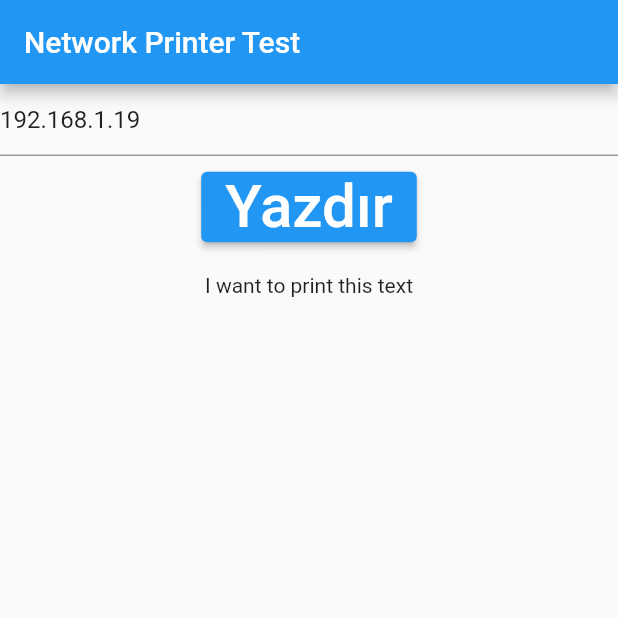
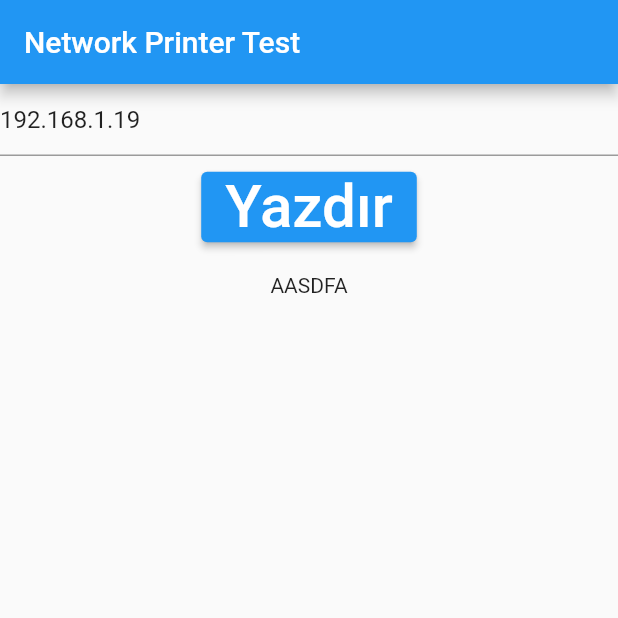
Before and after one commit to enesaslan/print_test_3, a Flutter app: the screen it shows after launch, after a tap on "Yazdır", on a phone screen of 412 x 824 dp, the top half of it. Run offline on Flutter 3.47's test engine with Material 2 defaults, Android fonts, the phone set to English and light mode, and no system bars; drawn by our look-alikes of screenshot; our stand-ins replace qr_flutter; missing offline and left inert: esc_pos_printer, esc_pos_utils.

Commit message:
Update main.dart

```diff
--- a/lib/main.dart
+++ b/lib/main.dart
@@ -109,8 +109,8 @@ class _MyHomePageState extends State<MyHomePage> {
                   screenshotController
                       .capture(delay: const Duration(milliseconds: 10))
                       .then((capturedImage) async {
-                    theimageThatComesfromThePrinter = capturedImage!;
                     setState(() {
+                      theimageThatComesfromThePrinter = capturedImage!;
                       theimageThatComesfromThePrinter = capturedImage;
                       testPrint(Printer.text, theimageThatComesfromThePrinter);
                     });
@@ -123,7 +123,7 @@ class _MyHomePageState extends State<MyHomePage> {
                 color: Colors.transparent,
                 height: 20,
               ),
-              Screenshot(child: Text("I want to print this text"), controller: screenshotController)
+              Screenshot(child: Text("AASDFA"), controller: screenshotController),
             ],
           ),
         ],
```
